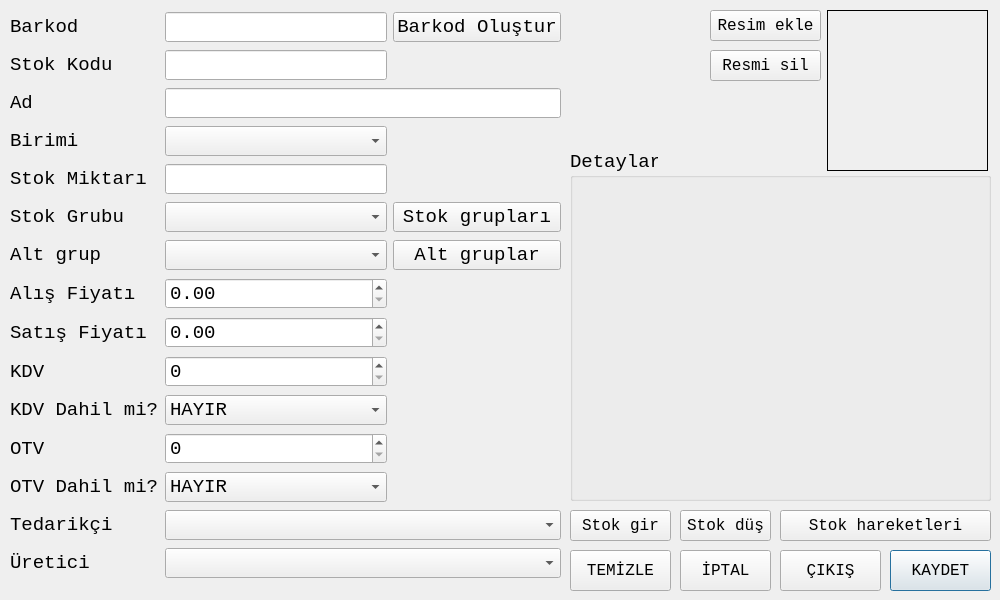
mamoo81/bhss, file stokkartiform.ui: the form before one commit.
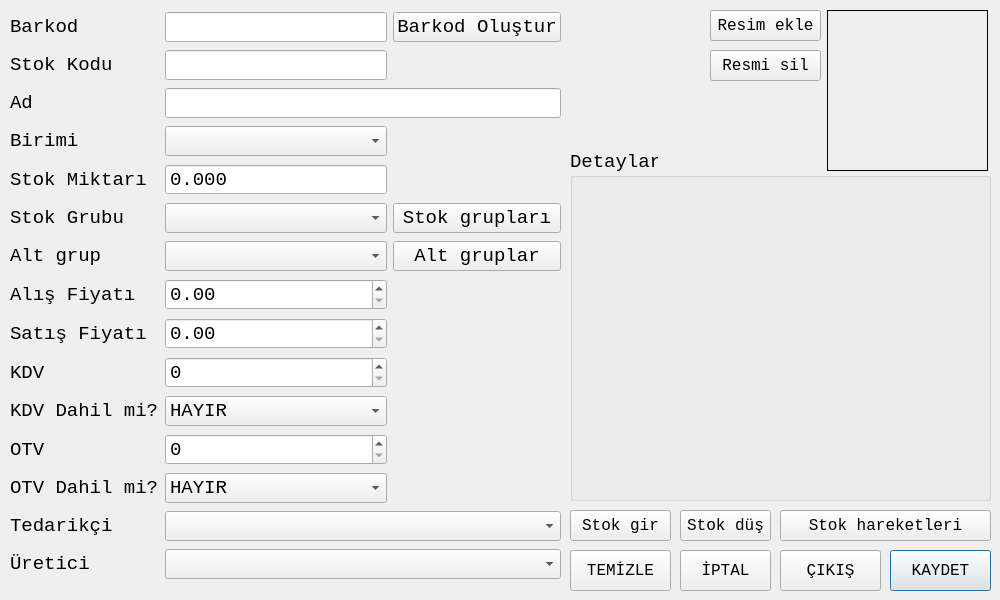
The form after the commit. Icons and pictures are not drawn.

```diff
--- a/stokkartiform.ui
+++ b/stokkartiform.ui
@@ -333,9 +333,6 @@
       </property>
      </widget>
     </item>
-    <item row="4" column="1">
-     <widget class="QLineEdit" name="MiktarlineEdit"/>
-    </item>
     <item row="1" column="1">
      <widget class="QLineEdit" name="StokKodlineEdit"/>
     </item>
@@ -417,6 +414,19 @@
       </property>
      </widget>
     </item>
+    <item row="4" column="1">
+     <widget class="QDoubleSpinBox" name="MiktardoubleSpinBox">
+      <property name="buttonSymbols">
+       <enum>QAbstractSpinBox::NoButtons</enum>
+      </property>
+      <property name="decimals">
+       <number>3</number>
+      </property>
+      <property name="maximum">
+       <double>99999999.989999994635582</double>
+      </property>
+     </widget>
+    </item>
    </layout>
   </widget>
   <widget class="QPushButton" name="cikispushButton">
```
Left out of the diff: 11 changed lines with no effect on the pictures.
